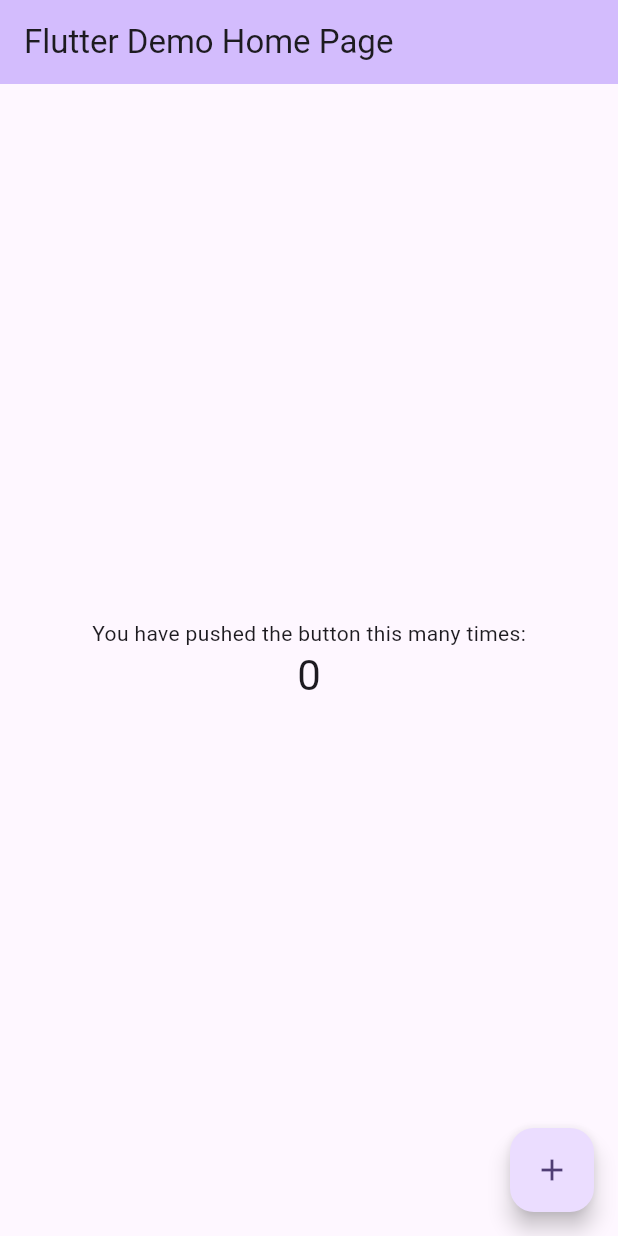
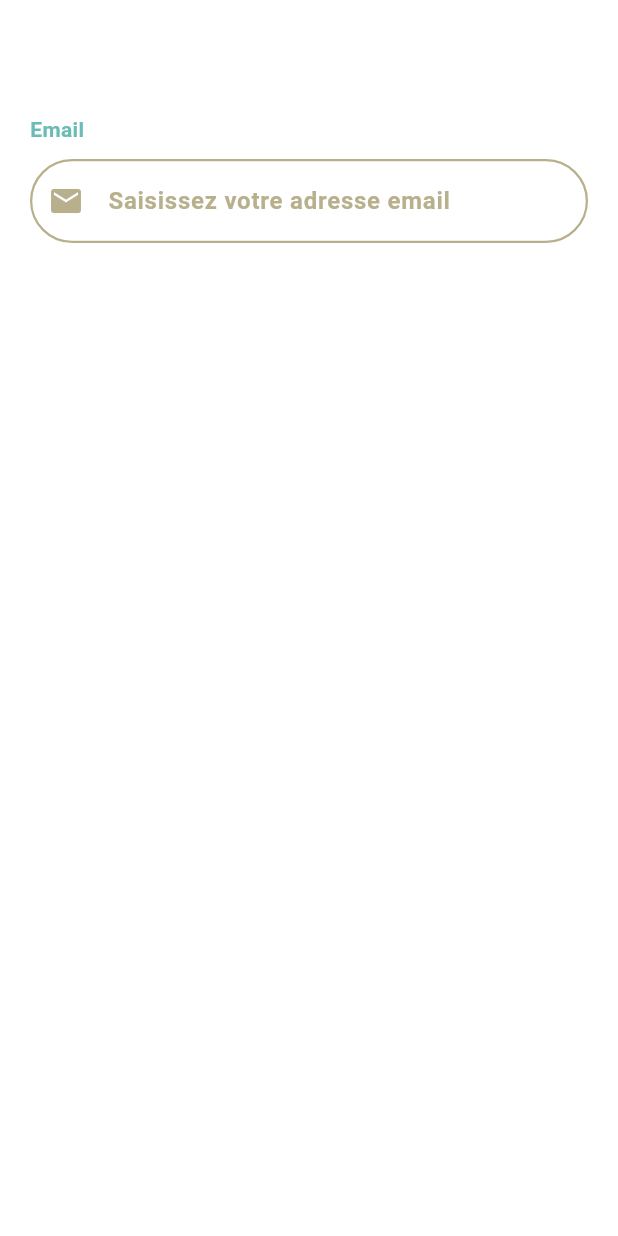
Before and after one commit to RobinLRN/cesizen_project, a Flutter app: the screen it shows after launch, on a phone screen of 412 x 824 dp. Run offline on Flutter 3.47's test engine with Material 3 defaults, Android fonts, the phone set to English and light mode, and no system bars; our stand-ins replace google_fonts.

Commit message:
Color and font added on theme app + first version of the formInput created as a widget

```diff
--- a/mobile_app/lib/main.dart
+++ b/mobile_app/lib/main.dart
@@ -1,4 +1,6 @@
 import 'package:flutter/material.dart';
+import 'ui/theme.dart';
+import 'ui/styleguide_screen.dart';
 
 void main() {
   runApp(const MyApp());
@@ -7,116 +9,13 @@ void main() {
 class MyApp extends StatelessWidget {
   const MyApp({super.key});
 
-  // This widget is the root of your application.
   @override
   Widget build(BuildContext context) {
     return MaterialApp(
       title: 'Flutter Demo',
-      theme: ThemeData(
-        // This is the theme of your application.
-        //
-        // TRY THIS: Try running your application with "flutter run". You'll see
-        // the application has a purple toolbar. Then, without quitting the app,
-        // try changing the seedColor in the colorScheme below to Colors.green
-        // and then invoke "hot reload" (save your changes or press the "hot
-        // reload" button in a Flutter-supported IDE, or press "r" if you used
-        // the command line to start the app).
-        //
-        // Notice that the counter didn't reset back to zero; the application
-        // state is not lost during the reload. To reset the state, use hot
-        // restart instead.
-        //
-        // This works for code too, not just values: Most code changes can be
-        // tested with just a hot reload.
-        colorScheme: .fromSeed(seedColor: Colors.deepPurple),
-      ),
-      home: const MyHomePage(title: 'Flutter Demo Home Page'),
+      debugShowCheckedModeBanner: false,
+      theme: appTheme,
+      home: StyleguideScreen(),
     );
   }
 }
-
-class MyHomePage extends StatefulWidget {
-  const MyHomePage({super.key, required this.title});
-
-  // This widget is the home page of your application. It is stateful, meaning
-  // that it has a State object (defined below) that contains fields that affect
-  // how it looks.
-
-  // This class is the configuration for the state. It holds the values (in this
-  // case the title) provided by the parent (in this case the App widget) and
-  // used by the build method of the State. Fields in a Widget subclass are
-  // always marked "final".
-
-  final String title;
-
-  @override
-  State<MyHomePage> createState() => _MyHomePageState();
-}
-
-class _MyHomePageState extends State<MyHomePage> {
-  int _counter = 0;
-
-  void _incrementCounter() {
-    setState(() {
-      // This call to setState tells the Flutter framework that something has
-      // changed in this State, which causes it to rerun the build method below
-      // so that the display can reflect the updated values. If we changed
-      // _counter without calling setState(), then the build method would not be
-      // called again, and so nothing would appear to happen.
-      _counter++;
-    });
-  }
-
-  @override
-  Widget build(BuildContext context) {
-    // This method is rerun every time setState is called, for instance as done
-    // by the _incrementCounter method above.
-    //
-    // The Flutter framework has been optimized to make rerunning build methods
-    // fast, so that you can just rebuild anything that needs updating rather
-    // than having to individually change instances of widgets.
-    return Scaffold(
-      appBar: AppBar(
-        // TRY THIS: Try changing the color here to a specific color (to
-        // Colors.amber, perhaps?) and trigger a hot reload to see the AppBar
-        // change color while the other colors stay the same.
-        backgroundColor: Theme.of(context).colorScheme.inversePrimary,
-        // Here we take the value from the MyHomePage object that was created by
-        // the App.build method, and use it to set our appbar title.
-        title: Text(widget.title),
-      ),
-      body: Center(
-        // Center is a layout widget. It takes a single child and positions it
-        // in the middle of the parent.
-        child: Column(
-          // Column is also a layout widget. It takes a list of children and
-          // arranges them vertically. By default, it sizes itself to fit its
-          // children horizontally, and tries to be as tall as its parent.
-          //
-          // Column has various properties to control how it sizes itself and
-          // how it positions its children. Here we use mainAxisAlignment to
-          // center the children vertically; the main axis here is the vertical
-          // axis because Columns are vertical (the cross axis would be
-          // horizontal).
-          //
-          // TRY THIS: Invoke "debug painting" (choose the "Toggle Debug Paint"
-          // action in the IDE, or press "p" in the console), to see the
-          // wireframe for each widget.
-          mainAxisAlignment: .center,
-          children: [
-            const Text('You have pushed the button this many times:'),
-            Text(
-              '$_counter',
-              style: Theme.of(context).textTheme.headlineMedium,
-            ),
-          ],
-        ),
-      ),
-      floatingActionButton: FloatingActionButton(
-        onPressed: _incrementCounter,
-        tooltip: 'Increment',
-        child: const Icon(Icons.add),
-      ),
-    );
-  }
-}
--- /dev/null
+++ b/mobile_app/lib/ui/styleguide_screen.dart
@@ -0,0 +1,25 @@
+import 'package:flutter/material.dart';
+import 'widgets/input.dart';
+
+class StyleguideScreen extends StatelessWidget {
+  @override
+  Widget build(BuildContext context) {
+    return Scaffold(
+      appBar: AppBar(),
+      body: ListView(
+        padding: EdgeInsets.all(20),
+        children: [
+          FormInput(
+            hint: "Saisissez votre adresse email",
+            controller: TextEditingController(),
+            label: "Email",
+            icon: Icons.email,
+            ),
+          SizedBox(height: 20),
+
+          // Ajoute tes boutons, tes cartes, etc.
+        ],
+      ),
+    );
+  }
+}
--- /dev/null
+++ b/mobile_app/lib/ui/theme.dart
@@ -0,0 +1,58 @@
+import 'package:flutter/material.dart';
+import 'package:google_fonts/google_fonts.dart';
+
+class AppColors {
+  static const Color skyBlue = Color(0xFF6BBCD0);
+  static const Color tropicalTeal = Color(0xFF6BBCB5);
+  static const Color darkCyan = Color(0xFF528E8A);
+  static const Color softPeach = Color(0xFFF2D492);
+  static const Color drySage = Color(0xFFB8B08D);
+}
+
+
+final ThemeData appTheme = ThemeData(
+  useMaterial3: true,
+  colorScheme: ColorScheme.fromSeed(
+    seedColor: AppColors.darkCyan,
+    primary: AppColors.skyBlue,
+    secondary: AppColors.tropicalTeal,
+    surface: Colors.white,
+  ),
+
+  textTheme: GoogleFonts.latoTextTheme().copyWith(
+
+    displayLarge: GoogleFonts.merriweatherSans(
+      fontSize: 32,
+      fontWeight: FontWeight.bold,
+      color: AppColors.darkCyan,
+    ),
+    displayMedium: GoogleFonts.merriweatherSans(
+      fontSize: 28,
+      fontWeight: FontWeight.bold,
+      color: AppColors.darkCyan,
+    ),
+    headlineMedium: GoogleFonts.merriweatherSans(
+      fontSize: 24,
+      fontWeight: FontWeight.w600,
+      color: AppColors.darkCyan,
+    ),
+    titleLarge: GoogleFonts.merriweatherSans(
+      fontSize: 20,
+      fontWeight: FontWeight.w600,
+      color: AppColors.darkCyan,
+    ),
+  ),
+);
+
+
+//  titre
+// Text(
+//   "Mon Titre",
+//   style: Theme.of(context).textTheme.headlineMedium,
+// )
+
+// texte
+// Text(
+//   "Ceci est un texte de description.",
+//   style: Theme.of(context).textTheme.bodyMedium,
+// )
--- /dev/null
+++ b/mobile_app/lib/ui/widgets/input.dart
@@ -0,0 +1,72 @@
+import 'package:cesizen/ui/theme.dart';
+import 'package:flutter/material.dart';
+import 'package:google_fonts/google_fonts.dart';
+
+
+class FormInput extends StatelessWidget {
+  final String label; // Le titre au-dessus (ex: "Inputs" ou "Email")
+  final String hint;
+  final TextEditingController controller;
+  final IconData? icon;
+  final String? Function(String?)? validator;
+
+  const FormInput({
+    super.key,
+    required this.label, // Nouveau paramètre obligatoire
+    required this.hint,
+    required this.controller,
+    this.icon,
+    this.validator,
+  });
+
+
+
+  @override
+  Widget build(BuildContext context) {
+    return Column(
+      crossAxisAlignment: CrossAxisAlignment.start, // Aligne le titre à gauche
+      children: [
+        // Le titre de l'input
+        Text(
+          label,
+          style: GoogleFonts.merriweatherSans(
+            fontSize: 14,
+            fontWeight: FontWeight.bold,
+            color: AppColors.tropicalTeal,
+          ),
+        ),
+        const SizedBox(height: 10), // Espace entre le titre et l'input
+        TextFormField(
+          controller: controller,
+          validator: validator,
+          //focus input style
+          style: GoogleFonts.merriweatherSans(
+            color: AppColors.softPeach,
+            fontSize: 16,
+            fontWeight: FontWeight.bold,
+          ),
+          //default input style
+          decoration: InputDecoration(
+            hintText: hint,
+            prefixIcon: icon != null ? Icon(icon, color: AppColors.drySage) : null,
+            hintStyle: GoogleFonts.merriweatherSans(
+              color: AppColors.drySage,
+              fontSize: 16,
+              fontWeight: FontWeight.bold,
+            ),
+            //default border
+            enabledBorder: OutlineInputBorder(
+              borderRadius: BorderRadius.circular(50),
+              borderSide: BorderSide(color: AppColors.drySage, width: 1.5),
+            ),
+            //focus boder
+            focusedBorder: OutlineInputBorder(
+              borderRadius: BorderRadius.circular(50),
+              borderSide: BorderSide(color: AppColors.softPeach, width: 2.0),
+            ),
+          ),
+        ),
+      ],
+    );
+  }
+}
--- a/mobile_app/pubspec.yaml
+++ b/mobile_app/pubspec.yaml
@@ -34,6 +34,7 @@ dependencies:
   # The following adds the Cupertino Icons font to your application.
   # Use with the CupertinoIcons class for iOS style icons.
   cupertino_icons: ^1.0.8
+  google_fonts: ^8.0.1
 
 dev_dependencies:
   flutter_test:
```
Also changed, not shown: mobile_app/lib/ui/widgets/boutons.dart (added), mobile_app/lib/ui/widgets/card.dart (added), mobile_app/lib/ui/widgets/header.dart (added), mobile_app/lib/ui/widgets/navbar.dart (added), mobile_app/pubspec.lock.
